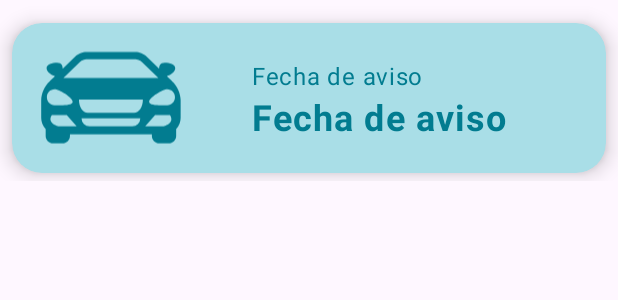
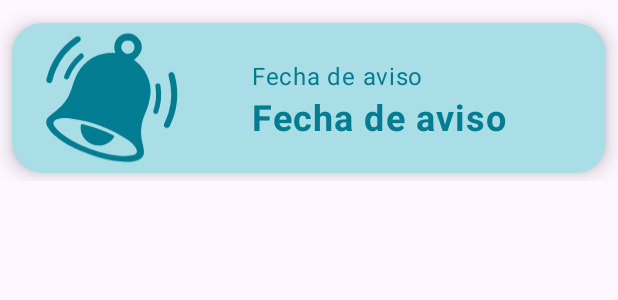
Before and after one commit to Coleguilla/Project-MemorAuto, an Android app: the layout recycler_view_recordatorio.xml on its own in the app's theme, with its tools: preview values and no code run, on a phone screen of 412 x 824 dp. Shown: the top 300 px of the screen. Run offline under Robolectric (Android 15) with nearby library versions, the phone set to English and light mode, and no system bars.

Commit message:
version 0.3.0

```diff
--- a/app/src/main/java/com/example/memorauto/MantenimientosActivity.java
+++ b/app/src/main/java/com/example/memorauto/MantenimientosActivity.java
@@ -89,8 +89,9 @@ public class MantenimientosActivity extends AppCompatActivity {
 
         @Override
         public void onItemClick(int position) {
-            Intent intent = new Intent(MantenimientosActivity.this, MainActivity.class);
-            //intent.putExtra("selectedVehicle", vehiculos.get(position));
+            Intent intent = new Intent(MantenimientosActivity.this, RecordatoriosActivity.class);
+            intent.putExtra("selectedMantenimiento", mantenimientos.get(position).getId());
+            intent.putExtra("selectedVehicle", idVehiculo);
             startActivity(intent);
         }
     }
--- a/app/src/main/java/com/example/memorauto/RegistroVehiculoActivity.java
+++ b/app/src/main/java/com/example/memorauto/RegistroVehiculoActivity.java
@@ -87,9 +87,9 @@ public class RegistroVehiculoActivity extends AppCompatActivity {
             HiloSecundario hiloSecundario = new HiloSecundario(getApplicationContext(), view.getId(), vehiculo);
             hiloSecundario.start();
 
-            finish();
             Intent intent = new Intent(this, MainActivity.class);
             startActivity(intent);
+            finish();
         }
     }
 }
--- a/app/src/main/java/com/example/memorauto/VehiculoActivity.java
+++ b/app/src/main/java/com/example/memorauto/VehiculoActivity.java
@@ -85,6 +85,6 @@ public class VehiculoActivity extends AppCompatActivity {
             configView();
             rellenarFicha();
         }
+    }
 
-    }
 }
--- a/app/src/main/java/com/example/memorauto/db/dao/MantenimientoRepository.java
+++ b/app/src/main/java/com/example/memorauto/db/dao/MantenimientoRepository.java
@@ -18,4 +18,7 @@ public interface MantenimientoRepository {
 
     @Query("SELECT * FROM TMantenimientos")
     List<Mantenimiento> findAll();
+
+    @Query("SELECT * FROM TMantenimientos WHERE id = (SELECT MAX(id) FROM TMantenimientos)")
+    Mantenimiento findLastMantenimiento();
 }
--- /dev/null
+++ b/app/src/main/res/drawable/icon_alert.xml
@@ -0,0 +1,24 @@
+<vector xmlns:android="http://schemas.android.com/apk/res/android"
+    android:width="208.72dp"
+    android:height="201.42dp"
+    android:viewportWidth="208.72"
+    android:viewportHeight="201.42">
+  <path
+      android:pathData="M185.41,140.94c-1.92,1.71 -3.81,2 -5.68,0.7 -2,-1.45 -2.25,-3.44 -1.19,-5.63a96.34,96.34 0,0 0,5.9 -14.93,89.59 89.59,0 0,0 0.42,-49.48c-1.05,-3.86 -0.29,-6 2.51,-6.68 3.56,-0.79 4.87,1.42 5.66,4.4 6.31,23.86 4.37,46.94 -6.35,69.23C186.25,139.44 185.75,140.3 185.41,140.94Z"
+      android:fillColor="#027c90"/>
+  <path
+      android:pathData="M62.29,18.43c0.21,2.59 -1.68,3.69 -3.43,4.92A88.92,88.92 0,0 0,28.05 60.7a78.75,78.75 0,0 0,-5 14.85c-0.65,2.92 -2.13,5.08 -5.36,4.33s-3.7,-3.26 -3,-6.2Q24,37.14 55,15.73C58.38,13.41 62.06,14.86 62.29,18.43Z"
+      android:fillColor="#027c90"/>
+  <path
+      android:pathData="M169.35,121.65a3.59,3.59 0,0 1,-3.81 1,3.3 3.3,0 0,1 -2.39,-3.42 9.83,9.83 0,0 1,0.64 -2.52,68.54 68.54,0 0,0 2.6,-30.7 14.71,14.71 0,0 1,-0.21 -1.86c0,-2 0.88,-3.43 2.94,-3.69s3.58,0.63 3.93,2.64a72.78,72.78 0,0 1,-3.21 37.62A8.63,8.63 0,0 1,169.35 121.65Z"
+      android:fillColor="#027c90"/>
+  <path
+      android:pathData="M42.86,74.79a3.41,3.41 0,0 1,-3.56 -4.74A71.9,71.9 0,0 1,60.8 39.5a3.22,3.22 0,0 1,5 0.59c1.48,2 0.76,3.82 -1,5.27A63.7,63.7 0,0 0,51 62C49.12,65.2 47.63,68.65 46.07,72 45.39,73.51 44.57,74.61 42.86,74.79Z"
+      android:fillColor="#027c90"/>
+  <path
+      android:pathData="M157.18,106.47c-1.06,6 -3.38,11.53 -5.77,17 -6.06,13.79 -6.55,27.75 -2.78,42.13a56.65,56.65 0,0 1,1.6 10c0.37,4.68 -1.72,8.18 -5.95,10.33 -6.09,3.11 -12.66,3.69 -19.32,3.56 -21.45,-0.42 -41.64,-6.32 -61.24,-14.52 -14.24,-6 -27.71,-13.25 -39.24,-23.71a36.25,36.25 0,0 1,-8.56 -10.78c-2.78,-5.67 -2.19,-9.93 2.38,-14.24a110.23,110.23 0,0 1,9.53 -7.84A59.09,59.09 0,0 0,49.18 88.77c2.49,-7.58 4.69,-15.38 8.63,-22.35 11,-19.34 27.79,-28.68 50,-28.53l2.59,0.07c-2.14,-6.44 -2.27,-12.55 1.48,-18.33a18.87,18.87 0,0 1,10.49 -8A19.16,19.16 0,0 1,145 21c4.88,9.15 2,18.17 -8.52,26.56A53.89,53.89 0,0 1,150.38 62c8.37,13.15 11.41,27.25 7.34,42.56ZM103.28,179.47c10,1.78 20,3.12 30.1,1.1 7.5,-1.5 9,-5.46 4.65,-11.79a37.93,37.93 0,0 0,-9.92 -9.57c-24,-16.56 -50.63,-26.25 -79.47,-30 -6.58,-0.86 -13.24,-1.12 -19.61,1.29 -5,1.89 -6,5.31 -3.2,9.76a37.52,37.52 0,0 0,7.88 8.47c12.76,10.59 27.47,17.61 41,22.76A173.31,173.31 0,0 0,103.28 179.48ZM131.06,21.07a9.41,9.41 0,0 0,-11.9 5.64,9.55 9.55,0 0,0 5.89,12.12 9.38,9.38 0,0 0,6 -17.76Z"
+      android:fillColor="#027c90"/>
+  <path
+      android:pathData="M86.86,143.81c6.78,2.52 13.46,5.29 20,8.43 1.94,0.93 2.73,1.54 1.25,3.75a25.25,25.25 0,0 1,-45.91 -16.5c0.23,-2.29 0.84,-3 3.24,-2.34C72.66,139.09 79.82,141.26 86.86,143.81Z"
+      android:fillColor="#027c90"/>
+</vector>
--- a/app/src/main/res/layout/activity_registro_recordatorio.xml
+++ b/app/src/main/res/layout/activity_registro_recordatorio.xml
@@ -54,7 +54,7 @@
         android:layout_marginStart="16dp"
         android:layout_marginTop="46dp"
         android:layout_marginEnd="16dp"
-        android:onClick="registrarMantenimiento"
+        android:onClick="registrarRecordatorio"
         android:text="REGISTRAR"
         app:layout_constraintEnd_toEndOf="parent"
         app:layout_constraintStart_toStartOf="parent"
--- a/app/src/main/res/layout/recycler_view_recordatorio.xml
+++ b/app/src/main/res/layout/recycler_view_recordatorio.xml
@@ -33,7 +33,7 @@
                 app:layout_constraintBottom_toBottomOf="parent"
                 app:layout_constraintStart_toStartOf="parent"
                 app:layout_constraintTop_toTopOf="parent"
-                app:srcCompat="@drawable/icon_car" />
+                app:srcCompat="@drawable/icon_alert" />
 
             <TextView
                 android:id="@+id/rvr_tv_fAvi"
```
Also changed, not shown: app/src/main/java/com/example/memorauto/RecordatoriosActivity.java (+7 -2 lines), app/src/main/java/com/example/memorauto/RegistroMantenimientoActivity.java (+25 -5 lines), app/src/main/java/com/example/memorauto/RegistroRecordatorioActivity.java (+5 -2 lines).
